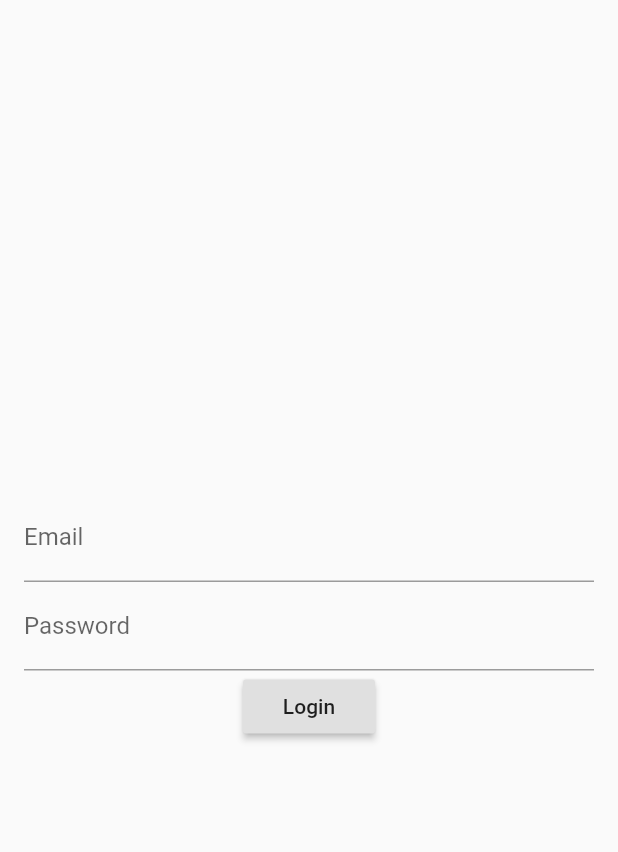
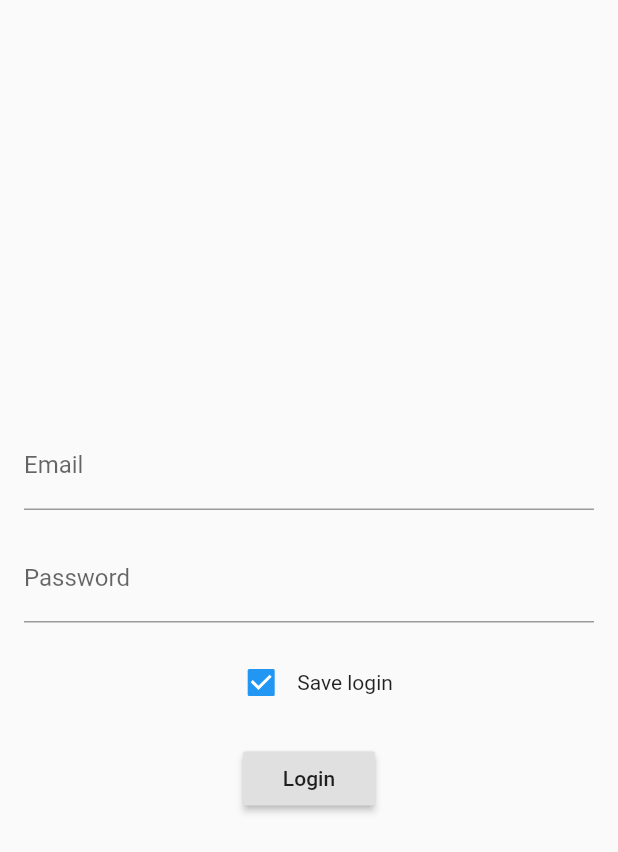
Before and after one commit to imhenoch/cinnamon, a Flutter app: the screen it shows after launch, on a phone screen of 412 x 824 dp. Shown: the top 852 px of the screen. Run offline on Flutter 3.47's test engine with Material 2 defaults, Android fonts, the phone set to English and light mode, and no system bars; our stand-ins replace fluttertoast, shared_preferences.

Commit message:
Adds log out option and now the user can choose to save or not the login. Also removes firebase dependencies

```diff
--- a/lib/main.dart
+++ b/lib/main.dart
@@ -8,7 +8,7 @@ import 'api/cinnema_api.dart';
 
 Future<void> main() async {
   var preferences = await SharedPreferences.getInstance();
-  var isUserLogged = preferences.containsKey(Constants.ID_PREFERENCE);
+  var isUserLogged = preferences.containsKey(Constants.TOKEN_PREFERENCE);
 
   runApp(MaterialApp(
     title: "Cinnamon",
--- a/lib/ui/films.dart
+++ b/lib/ui/films.dart
@@ -17,7 +17,7 @@ class _FilmsState extends State<Films> {
     super.initState();
     CinnemaApi.getFilms()
         .then((films) => setState(() => _films = films))
-        .catchError((error) => UIUtils.notifyError(error));
+        .catchError((error) => UIUtils.notifyError('Error getting genres'));
   }
 
   @override
--- a/lib/ui/login.dart
+++ b/lib/ui/login.dart
@@ -11,6 +11,7 @@ class LoginPage extends StatefulWidget {
 class _LoginPageState extends State<LoginPage> {
   String _email;
   String _password;
+  bool _saveLogin = true;
 
   @override
   void initState() {
@@ -25,24 +26,36 @@ class _LoginPageState extends State<LoginPage> {
         child: Column(
           mainAxisAlignment: MainAxisAlignment.center,
           children: [
+            Wrap(
+              alignment: WrapAlignment.center,
+              runSpacing: 16.0,
+              children: [
                 TextField(
                   keyboardType: TextInputType.emailAddress,
                   decoration: InputDecoration(labelText: "Email"),
-              onChanged: (String email) {
-                this._email = email;
-              },
+                  onChanged: (String email) => this._email = email
                 ),
                 TextField(
                   obscureText: true,
                   keyboardType: TextInputType.text,
                   decoration: InputDecoration(labelText: "Password"),
-              onChanged: (String pass) {
-                this._password = pass;
-              },
+                  onChanged: (String pass) => this._password = pass
+                ),
+                Row(
+                  mainAxisAlignment: MainAxisAlignment.center,
+                  children: [
+                    Checkbox(
+                        value: this._saveLogin,
+                        onChanged: (bool saveLogin) => setState(() => this._saveLogin = saveLogin)
+                    ),
+                    Text("Save login")
+                  ]
                 ),
                 RaisedButton(
                   child: Text("Login"),
                   onPressed: _login,
+                )
+              ],
             )
           ],
         ),
@@ -51,7 +64,7 @@ class _LoginPageState extends State<LoginPage> {
   }
 
   void _login() {
-    CinnemaApi.login(_email, _password)
+    CinnemaApi.login(_email, _password, _saveLogin)
         .then((user) => Navigator.pushReplacement(this.context,
             MaterialPageRoute(builder: (BuildContext ctx) => HomePage())))
         .catchError((error) => UIUtils.notifyError("Login error"));
--- a/pubspec.yaml
+++ b/pubspec.yaml
@@ -26,8 +26,6 @@ dependencies:
   http: ^0.12.0
   shared_preferences: ^0.5.2+1
   fluttertoast: ^3.1.0
-  firebase_core: 0.3.1+1
-  firebase_messaging:
 
 dev_dependencies:
   flutter_test:
```
Also changed, not shown: lib/api/cinnema_api.dart (+20 -6 lines), lib/ui/home.dart (+7 -0 lines), pubspec.lock. Lines whose indentation alone changed are shown as unchanged.
